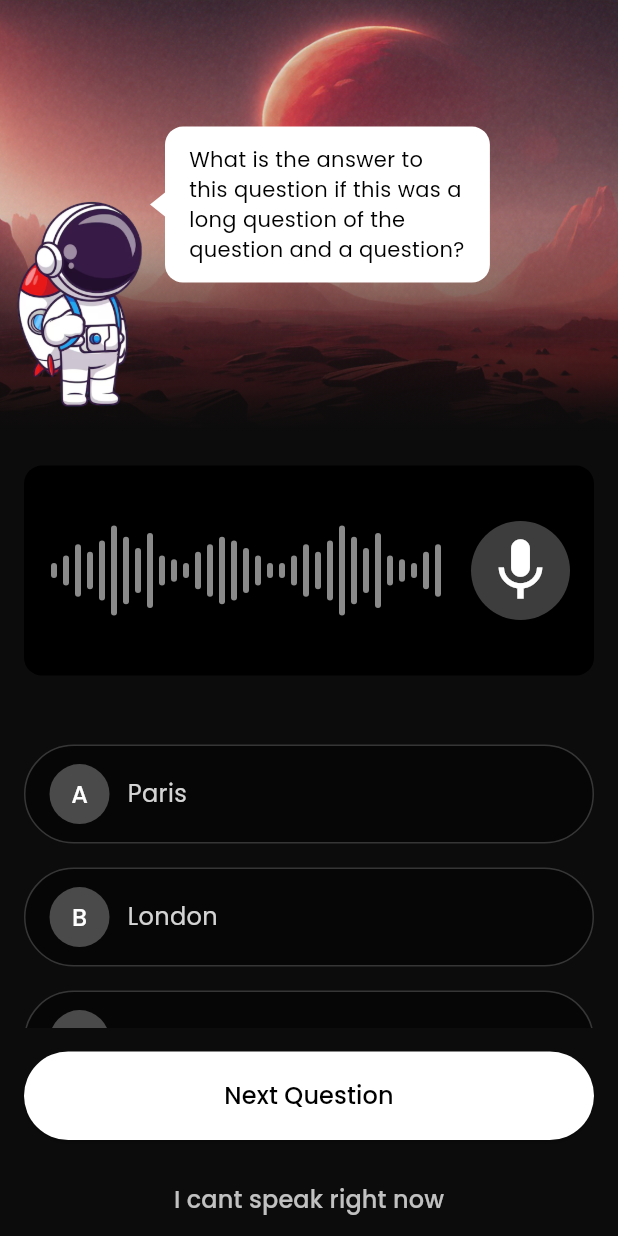
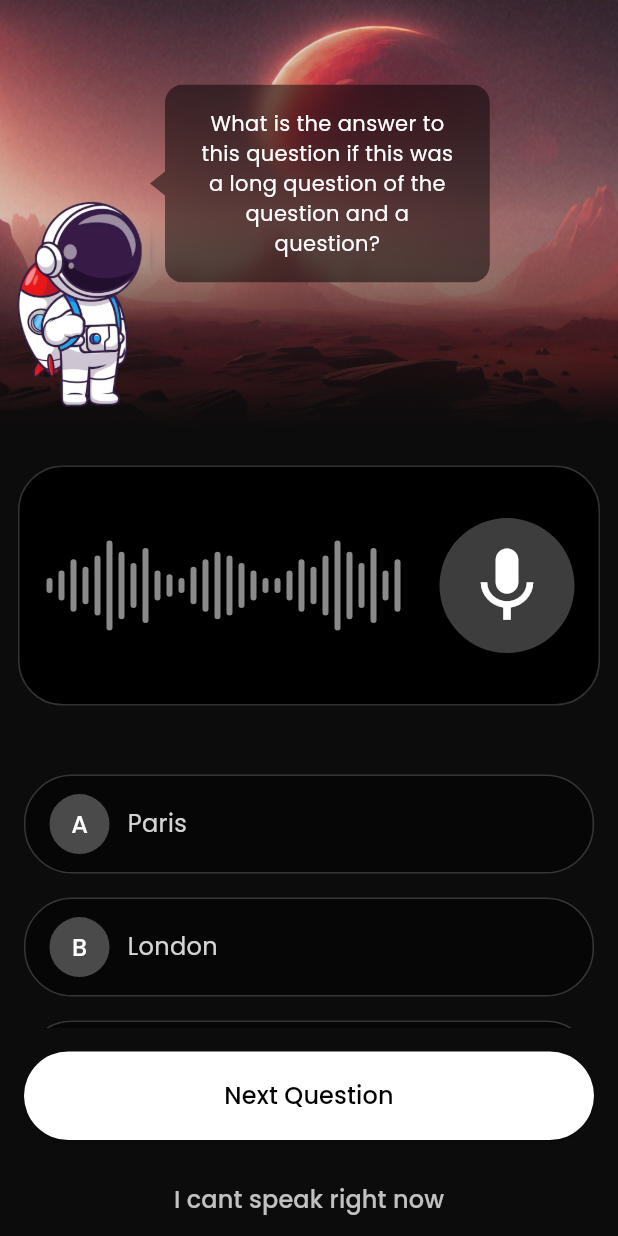
Before and after one commit to luisghdez/lumi_learn, a Flutter app: the SpeakScreen screen opened directly with sample values from the repository, after a tap on the "mic" icon, on a phone screen of 412 x 824 dp. Run offline on Flutter 3.47's test engine with Material 3 defaults, Android fonts, the phone set to English and light mode, and no system bars; our stand-ins replace get, google_fonts.

Commit message:
fill in blank and speech imporvements

```diff
--- /dev/null
+++ b/lib/constants.dart
@@ -0,0 +1,4 @@
+import 'package:flutter/material.dart';
+
+// Define a global color constant
+const Color greyBorder = Color.fromARGB(81, 158, 158, 158);
--- a/lib/controllers/course_controller.dart
+++ b/lib/controllers/course_controller.dart
@@ -37,10 +37,18 @@ class CourseController extends GetxController {
         options: [],
         lessonType: LessonType.speak,
       ),
-      // fill in the blank question
       Question(
-        questionText: 'The capital of Italy is ___.',
-        options: ['Rome', 'Paris', 'Berlin', 'Madrid', 'London'],
+        questionText:
+            'The capital of _____ is Rome and tmore questions an ksdfkasdfkad dfhasd fhsa d dfh  .',
+        options: [
+          'Rome',
+          'Paris',
+          'Berlin',
+          'Madrid',
+          'London',
+          'Tokyo',
+          'New York City'
+        ],
         lessonType: LessonType.fillInTheBlank,
       ),
       // Type in everything you learned
--- a/lib/screens/courses/lessons/multiple_choice_screen.dart
+++ b/lib/screens/courses/lessons/multiple_choice_screen.dart
@@ -6,7 +6,7 @@ import 'package:lumi_learn_app/screens/courses/lessons/widgets/question_card.dar
 
 class MultipleChoiceScreen extends StatelessWidget {
   final Question question;
-  final void Function() onSubmitAnswer;
+  final Function() onSubmitAnswer;
   final ValueNotifier<int> _selectedOption = ValueNotifier<int>(-1);
 
   MultipleChoiceScreen({
--- a/lib/screens/courses/lessons/speak_screen.dart
+++ b/lib/screens/courses/lessons/speak_screen.dart
@@ -3,7 +3,7 @@ import 'package:lumi_learn_app/models/question.dart';
 import 'package:lumi_learn_app/screens/courses/lessons/widgets/audio_widget.dart';
 import 'package:lumi_learn_app/screens/courses/lessons/widgets/next_button.dart';
 import 'package:lumi_learn_app/screens/courses/lessons/widgets/options_list.dart';
-import 'package:lumi_learn_app/screens/courses/lessons/widgets/speach_bubble.dart';
+import 'package:lumi_learn_app/screens/courses/lessons/widgets/speach_bubble_black.dart';
 
 class SpeakScreen extends StatelessWidget {
   final Question question;
@@ -17,7 +17,6 @@ class SpeakScreen extends StatelessWidget {
 
   void _submitAnswer(BuildContext context) {
     if (_selectedOption.value != -1) {
-      print('Selected option: ${question.options[_selectedOption.value]}');
       onSubmitAnswer();
     } else {
       ScaffoldMessenger.of(context).showSnackBar(
@@ -81,10 +80,11 @@ class SpeakScreen extends StatelessWidget {
                     left: 100,
                     child: SizedBox(
                       width: MediaQuery.of(context).size.width * 0.55,
-                      child: SpeechBubble(
+                      child: SpeechBubbleBlack(
                         text: question.questionText,
-                        bubbleColor: Colors.white,
-                        textStyle: const TextStyle(color: Colors.black),
+                        bubbleColor: const Color.fromARGB(150, 0, 0, 0),
+                        textStyle: const TextStyle(
+                            color: Color.fromARGB(255, 255, 255, 255)),
                       ),
                     ),
                   ),
--- a/lib/screens/courses/lessons/widgets/audio_widget.dart
+++ b/lib/screens/courses/lessons/widgets/audio_widget.dart
@@ -1,15 +1,20 @@
 import 'package:flutter/material.dart';
+import 'package:lumi_learn_app/constants.dart';
 
 class AudioWidget extends StatelessWidget {
   @override
   Widget build(BuildContext context) {
     return Container(
-      height: 140,
-      margin: const EdgeInsets.symmetric(horizontal: 16, vertical: 22),
+      height: 160,
+      margin: const EdgeInsets.symmetric(horizontal: 12, vertical: 22),
       padding: const EdgeInsets.symmetric(horizontal: 16),
       decoration: BoxDecoration(
         color: Colors.black,
-        borderRadius: BorderRadius.circular(12),
+        borderRadius: BorderRadius.circular(30),
+        border: Border.all(
+          color: greyBorder,
+          width: 1,
+        ),
       ),
       child: Row(
         children: [
@@ -22,12 +27,14 @@ class AudioWidget extends StatelessWidget {
           ),
           // Microphone Icon Button
           Container(
+            width: 90,
+            height: 90,
             decoration: const BoxDecoration(
               shape: BoxShape.circle,
-              color: Colors.white24, // Light circle behind mic icon
+              color: Colors.white24,
             ),
             child: IconButton(
-              icon: const Icon(Icons.mic, color: Colors.white, size: 50),
+              icon: const Icon(Icons.mic, color: Colors.white, size: 60),
               onPressed: () {
                 // TODO: Handle microphone tap
               },
@@ -71,9 +78,6 @@ class RealisticAudioWaveform extends StatelessWidget {
     30,
     50,
     20,
-    15,
-    10,
-    25,
     35,
   ];
 
--- a/lib/screens/courses/lessons/widgets/options_list.dart
+++ b/lib/screens/courses/lessons/widgets/options_list.dart
@@ -1,4 +1,5 @@
 import 'package:flutter/material.dart';
+import 'package:lumi_learn_app/constants.dart';
 
 class OptionsList extends StatelessWidget {
   final List<String> options;
@@ -31,14 +32,15 @@ class OptionsList extends StatelessWidget {
                 ),
                 decoration: BoxDecoration(
                   color: const Color.fromARGB(122, 0, 0, 0),
-                  borderRadius: BorderRadius.circular(36.0),
+                  borderRadius: BorderRadius.circular(32.0),
                   border: isSelected
                       ? Border.all(
                           color: Colors.white,
                           width: 1,
                         )
                       : Border.all(
-                          color: const Color.fromARGB(81, 158, 158, 158),
+                          // imported from contants.dart
+                          color: greyBorder,
                         ),
                 ),
                 child: Row(
--- a/lib/screens/courses/lessons/widgets/speach_bubble.dart
+++ b/lib/screens/courses/lessons/widgets/speach_bubble.dart
@@ -9,6 +9,7 @@ class SpeechBubble extends StatelessWidget {
     Key? key,
     required this.text,
     this.bubbleColor = Colors.white,
+    // align text in center of bubble
     this.textStyle = const TextStyle(color: Colors.black),
   }) : super(key: key);
 
@@ -19,10 +20,11 @@ class SpeechBubble extends StatelessWidget {
       child: Container(
         // Extra height on the left to avoid clipping the bubble tail
         margin: const EdgeInsets.only(left: 10),
-        padding: const EdgeInsets.symmetric(horizontal: 16, vertical: 12),
+        padding: const EdgeInsets.symmetric(horizontal: 20, vertical: 16),
         child: Text(
           text,
           style: textStyle,
+          textAlign: TextAlign.center,
         ),
       ),
     );
--- /dev/null
+++ b/lib/screens/courses/lessons/widgets/speach_bubble_black.dart
@@ -0,0 +1,82 @@
+import 'dart:ui';
+import 'package:flutter/material.dart';
+
+class SpeechBubbleBlack extends StatelessWidget {
+  final String text;
+  final Color bubbleColor;
+  final TextStyle textStyle;
+
+  const SpeechBubbleBlack({
+    Key? key,
+    required this.text,
+    this.bubbleColor = const Color.fromARGB(150, 0, 0, 0),
+    this.textStyle = const TextStyle(color: Color.fromARGB(255, 255, 255, 255)),
+  }) : super(key: key);
+
+  @override
+  Widget build(BuildContext context) {
+    return Stack(
+      children: [
+        ClipRRect(
+          borderRadius: BorderRadius.circular(
+              12), // Clip the blur within the bubble shape
+          child: BackdropFilter(
+            filter:
+                ImageFilter.blur(sigmaX: 5, sigmaY: 5), // Adjust blur intensity
+            child: CustomPaint(
+              painter: _SpeechBubblePainter(
+                  color: bubbleColor.withOpacity(0.5)), // Adjust transparency
+              child: Container(
+                padding:
+                    const EdgeInsets.symmetric(horizontal: 20, vertical: 16),
+                margin: const EdgeInsets.only(
+                    left: 10), // Avoid clipping the bubble tail
+                child: Text(
+                  text,
+                  style: textStyle,
+                  textAlign: TextAlign.center,
+                ),
+              ),
+            ),
+          ),
+        ),
+      ],
+    );
+  }
+}
+
+class _SpeechBubblePainter extends CustomPainter {
+  final Color color;
+
+  _SpeechBubblePainter({this.color = const Color.fromARGB(150, 0, 0, 0)});
+
+  @override
+  void paint(Canvas canvas, Size size) {
+    final paintBubble = Paint()
+      ..color = color
+      ..style = PaintingStyle.fill;
+
+    // Draw a rounded rectangle for the main bubble
+    final bubbleRect = RRect.fromLTRBR(
+      10,
+      0,
+      size.width,
+      size.height,
+      const Radius.circular(12),
+    );
+
+    canvas.drawRRect(bubbleRect, paintBubble);
+
+    // Draw a little triangular “tail” on the left side
+    final tailPath = Path();
+    tailPath.moveTo(10, size.height * 0.5 - 8);
+    tailPath.lineTo(0, size.height * 0.5);
+    tailPath.lineTo(10, size.height * 0.5 + 8);
+    tailPath.close();
+
+    canvas.drawPath(tailPath, paintBubble);
+  }
+
+  @override
+  bool shouldRepaint(CustomPainter oldDelegate) => false;
+}
--- a/lib/screens/profile/profile_screen.dart
+++ b/lib/screens/profile/profile_screen.dart
@@ -1,5 +1,6 @@
 // lib/screens/profile/profile_screen.dart
 import 'package:flutter/material.dart';
+import 'package:lumi_learn_app/widgets/app_scaffold.dart';
 import 'components/profile_header.dart';
 import 'widgets/profile_widget.dart';
 
@@ -9,7 +10,7 @@ class ProfileScreen extends StatelessWidget {
   @override
   Widget build(BuildContext context) {
     // Main layout of the Profile Screen
-    return Scaffold(
+    return AppScaffold(
       appBar: AppBar(
         title: const Text('Profile'),
       ),
--- a/lib/screens/social/social_screen.dart
+++ b/lib/screens/social/social_screen.dart
@@ -1,5 +1,6 @@
 // lib/screens/search/search_screen.dart
 import 'package:flutter/material.dart';
+import 'package:lumi_learn_app/widgets/app_scaffold.dart';
 import 'components/search_bar.dart' as custom;
 import 'widgets/search_widget.dart';
 
@@ -9,7 +10,7 @@ class SearchScreen extends StatelessWidget {
   @override
   Widget build(BuildContext context) {
     // Main layout of the Search Screen
-    return Scaffold(
+    return AppScaffold(
       appBar: AppBar(
         title: const Text('Search'),
       ),
--- a/lib/widgets/app_scaffold.dart
+++ b/lib/widgets/app_scaffold.dart
@@ -17,6 +17,8 @@ class AppScaffold extends StatelessWidget {
     return Scaffold(
       appBar: appBar,
       floatingActionButton: floatingActionButton,
+      backgroundColor: const Color.fromARGB(255, 12, 12, 12),
+
       // Wrap the body in Padding
       body: SafeArea(
         child: Padding(
--- a/lib/widgets/bottom_nav_bar.dart
+++ b/lib/widgets/bottom_nav_bar.dart
@@ -17,6 +17,7 @@ class BottomNavbar extends StatelessWidget {
 
         return BottomNavigationBar(
           currentIndex: currentIndex,
+          backgroundColor: const Color.fromARGB(255, 12, 12, 12),
           onTap: (index) {
             navigationController.updateIndex(index);
           },
```
Also changed, not shown: lib/screens/courses/lessons/fill_in_blank_screen.dart (added, +136 -0 lines), lib/screens/courses/lessons/lesson_screen_main.dart (+12 -2 lines), assets/astronaut/thinking.png (added).
